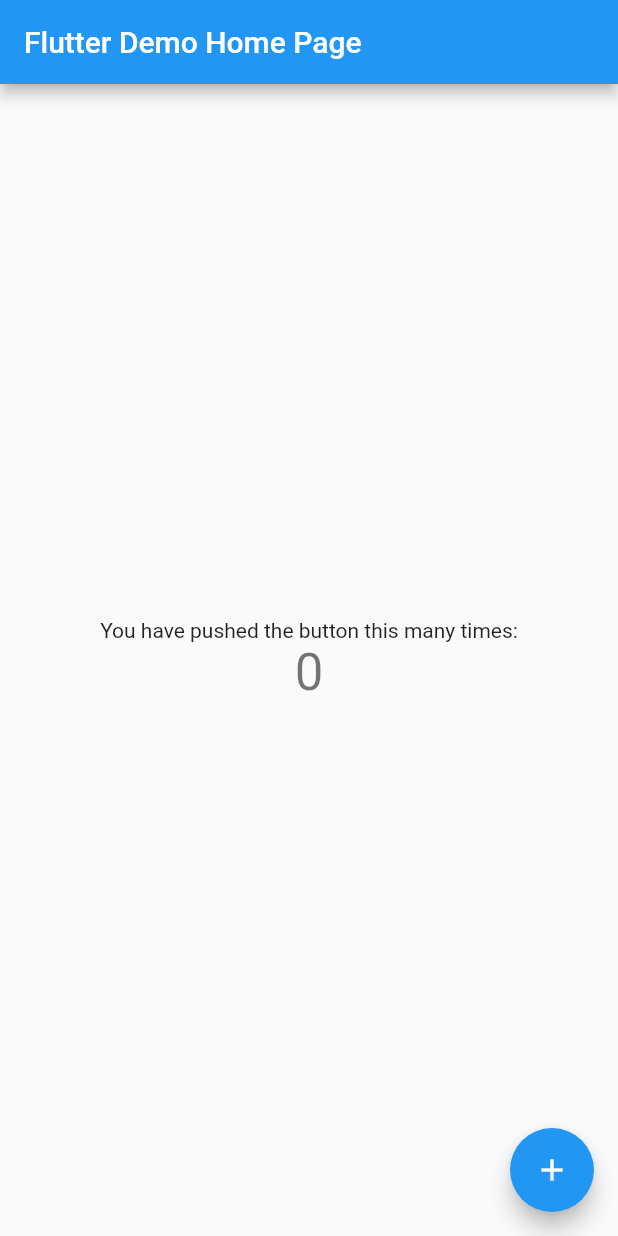
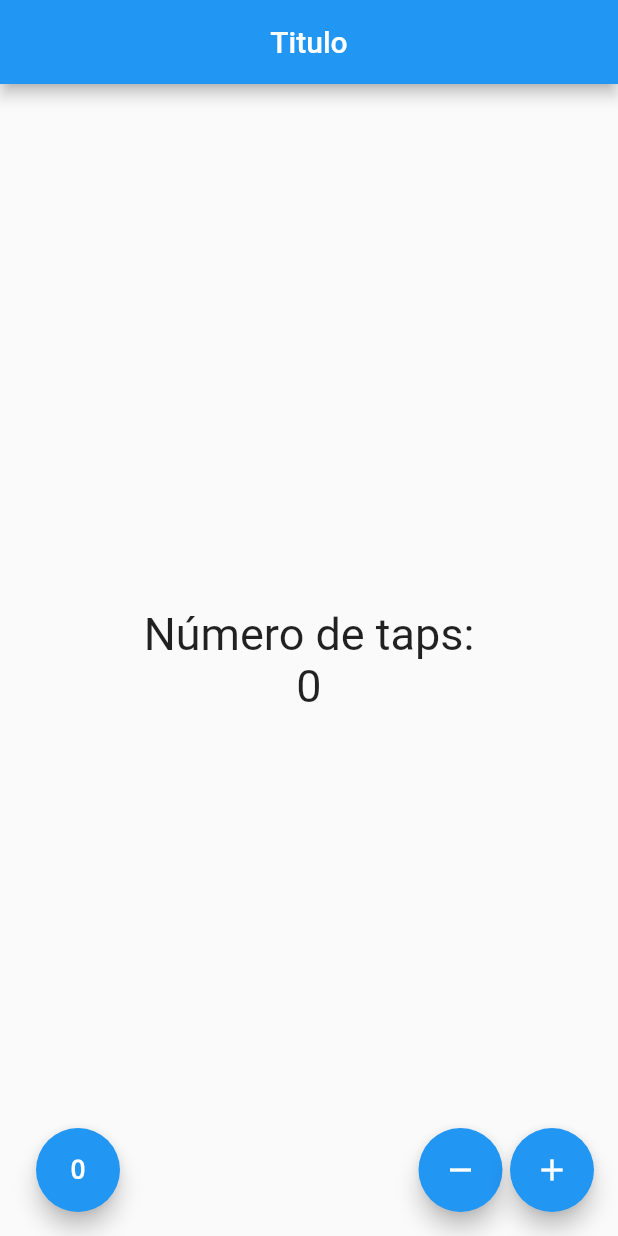
Before and after one commit to Hrunner31/accountant_hrdf1, a Flutter app: the screen it shows after launch, on a phone screen of 412 x 824 dp. Run offline on Flutter 3.47's test engine with Material 2 defaults, Android fonts, the phone set to English and light mode, and no system bars.

Commit message:
Contador

```diff
--- a/lib/main.dart
+++ b/lib/main.dart
@@ -1,111 +1,5 @@
 import 'package:flutter/material.dart';
 
+import 'package:accountant_hrdf1/src/app.dart';
+
 void main() => runApp(MyApp());
-
-class MyApp extends StatelessWidget {
-  // This widget is the root of your application.
-  @override
-  Widget build(BuildContext context) {
-    return MaterialApp(
-      title: 'Flutter Demo',
-      theme: ThemeData(
-        // This is the theme of your application.
-        //
-        // Try running your application with "flutter run". You'll see the
-        // application has a blue toolbar. Then, without quitting the app, try
-        // changing the primarySwatch below to Colors.green and then invoke
-        // "hot reload" (press "r" in the console where you ran "flutter run",
-        // or simply save your changes to "hot reload" in a Flutter IDE).
-        // Notice that the counter didn't reset back to zero; the application
-        // is not restarted.
-        primarySwatch: Colors.blue,
-      ),
-      home: MyHomePage(title: 'Flutter Demo Home Page'),
-    );
-  }
-}
-
-class MyHomePage extends StatefulWidget {
-  MyHomePage({Key key, this.title}) : super(key: key);
-
-  // This widget is the home page of your application. It is stateful, meaning
-  // that it has a State object (defined below) that contains fields that affect
-  // how it looks.
-
-  // This class is the configuration for the state. It holds the values (in this
-  // case the title) provided by the parent (in this case the App widget) and
-  // used by the build method of the State. Fields in a Widget subclass are
-  // always marked "final".
-
-  final String title;
-
-  @override
-  _MyHomePageState createState() => _MyHomePageState();
-}
-
-class _MyHomePageState extends State<MyHomePage> {
-  int _counter = 0;
-
-  void _incrementCounter() {
-    setState(() {
-      // This call to setState tells the Flutter framework that something has
-      // changed in this State, which causes it to rerun the build method below
-      // so that the display can reflect the updated values. If we changed
-      // _counter without calling setState(), then the build method would not be
-      // called again, and so nothing would appear to happen.
-      _counter++;
-    });
-  }
-
-  @override
-  Widget build(BuildContext context) {
-    // This method is rerun every time setState is called, for instance as done
-    // by the _incrementCounter method above.
-    //
-    // The Flutter framework has been optimized to make rerunning build methods
-    // fast, so that you can just rebuild anything that needs updating rather
-    // than having to individually change instances of widgets.
-    return Scaffold(
-      appBar: AppBar(
-        // Here we take the value from the MyHomePage object that was created by
-        // the App.build method, and use it to set our appbar title.
-        title: Text(widget.title),
-      ),
-      body: Center(
-        // Center is a layout widget. It takes a single child and positions it
-        // in the middle of the parent.
-        child: Column(
-          // Column is also a layout widget. It takes a list of children and
-          // arranges them vertically. By default, it sizes itself to fit its
-          // children horizontally, and tries to be as tall as its parent.
-          //
-          // Invoke "debug painting" (press "p" in the console, choose the
-          // "Toggle Debug Paint" action from the Flutter Inspector in Android
-          // Studio, or the "Toggle Debug Paint" command in Visual Studio Code)
-          // to see the wireframe for each widget.
-          //
-          // Column has various properties to control how it sizes itself and
-          // how it positions its children. Here we use mainAxisAlignment to
-          // center the children vertically; the main axis here is the vertical
-          // axis because Columns are vertical (the cross axis would be
-          // horizontal).
-          mainAxisAlignment: MainAxisAlignment.center,
-          children: <Widget>[
-            Text(
-              'You have pushed the button this many times:',
-            ),
-            Text(
-              '$_counter',
-              style: Theme.of(context).textTheme.display1,
-            ),
-          ],
-        ),
-      ),
-      floatingActionButton: FloatingActionButton(
-        onPressed: _incrementCounter,
-        tooltip: 'Increment',
-        child: Icon(Icons.add),
-      ), // This trailing comma makes auto-formatting nicer for build methods.
-    );
-  }
-}
--- /dev/null
+++ b/lib/src/app.dart
@@ -0,0 +1,17 @@
+import 'package:accountant_hrdf1/src/pages/contador.dart';
+import 'package:flutter/material.dart';
+
+//import 'package:accountant_hrdf1/src/pages/home.dart';
+
+class MyApp extends StatelessWidget {
+
+  @override
+  Widget build(BuildContext context) {
+    return MaterialApp(
+      debugShowCheckedModeBanner: false,
+      home: Center(
+        child: ContadorPage()
+      )
+    );
+  }
+}
--- /dev/null
+++ b/lib/src/pages/contador.dart
@@ -0,0 +1,70 @@
+import 'package:flutter/material.dart';
+
+class ContadorPage extends StatefulWidget {
+  ContadorPage({Key key}) : super(key: key);
+
+  @override
+  _ContadorPageState createState() => _ContadorPageState();
+}
+
+class _ContadorPageState extends State<ContadorPage> {
+  final _estiloTexto = new TextStyle(fontSize: 30.0);
+
+  int _conteo = 0;
+
+  @override
+  Widget build(BuildContext context) {
+    return Scaffold(
+      appBar: AppBar(
+        title: Text('Titulo'),
+        centerTitle: true,
+      ),
+      body: Center(
+        child: Column(
+          mainAxisAlignment: MainAxisAlignment.center,
+          children: <Widget>[
+            Text('Número de taps:', style: _estiloTexto),
+            Text('$_conteo', style: _estiloTexto)
+          ],
+        )
+      ),
+      floatingActionButton: _crearBotones(),
+    );
+  }
+
+  _crearBotones() {
+    return Row(
+
+      mainAxisAlignment: MainAxisAlignment.end,
+      children: <Widget>[
+        Padding(padding: EdgeInsets.symmetric(horizontal: 20.0)),
+        FloatingActionButton(
+          child: Icon(Icons.exposure_zero),
+          onPressed: _reset
+        ),
+        Expanded(child: SizedBox()),
+        FloatingActionButton(
+          child: Icon(Icons.remove),
+          onPressed: _disminuir
+        ),
+        SizedBox(width: 5.0),
+        FloatingActionButton(
+          child: Icon(Icons.add),
+          onPressed: _agregar
+        ),
+      ],
+    );
+  }
+
+  void _agregar() {
+    setState(() => _conteo ++);
+  }
+
+  void _disminuir() {
+    setState(() => _conteo --);
+  }
+
+  void _reset() {
+    setState(() => _conteo = 0);
+  }
+}
```
Also changed, not shown: lib/src/pages/home.dart (added, +8 -0 lines), 1 other file.
